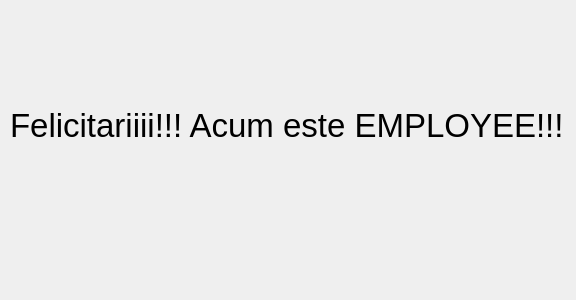
liviupopa16/POO_Project_Manager, file 3_Solution/PM_Application/PM_GUI_/Employee_Window.ui: the form before one commit.
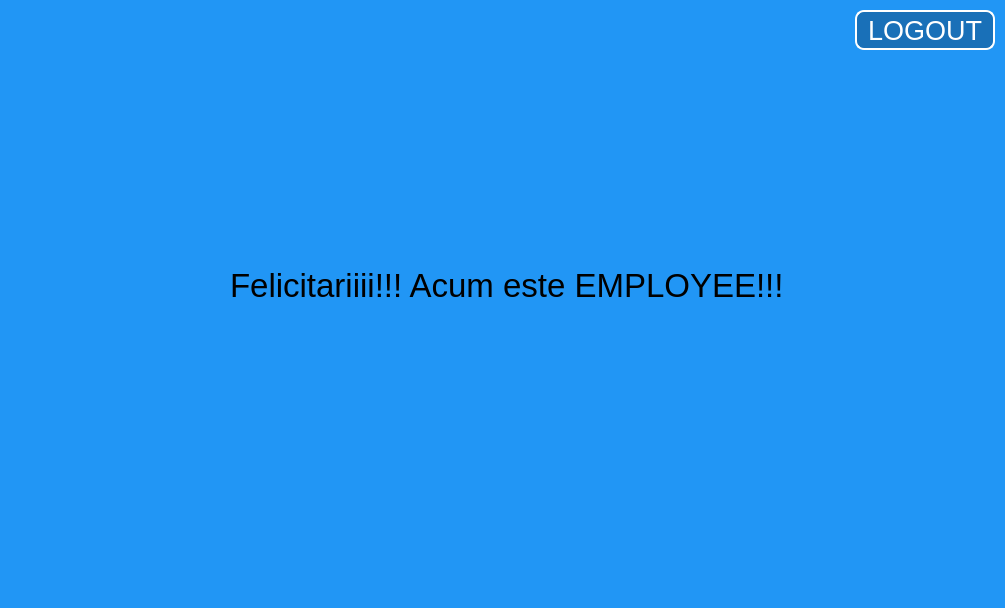
The form after the commit. Icons and pictures are not drawn.

Patch:
```diff
--- a/3_Solution/PM_Application/PM_GUI_/Employee_Window.ui
+++ b/3_Solution/PM_Application/PM_GUI_/Employee_Window.ui
@@ -6,18 +6,37 @@
    <rect>
     <x>0</x>
     <y>0</y>
-    <width>576</width>
-    <height>300</height>
+    <width>1005</width>
+    <height>608</height>
    </rect>
   </property>
+  <property name="minimumSize">
+   <size>
+    <width>1005</width>
+    <height>608</height>
+   </size>
+  </property>
+  <property name="maximumSize">
+   <size>
+    <width>1005</width>
+    <height>608</height>
+   </size>
+  </property>
   <property name="windowTitle">
    <string>Employee_Window</string>
   </property>
+  <property name="windowIcon">
+   <iconset>
+    <normaloff>Resources/icon.png</normaloff>Resources/icon.png</iconset>
+  </property>
+  <property name="styleSheet">
+   <string notr="true">background-color:#2196F5;</string>
+  </property>
   <widget class="QLabel" name="label">
    <property name="geometry">
     <rect>
-     <x>10</x>
-     <y>90</y>
+     <x>230</x>
+     <y>250</y>
      <width>551</width>
      <height>71</height>
     </rect>
@@ -29,6 +48,27 @@
     <string>Felicitariiii!!! Acum este EMPLOYEE!!!</string>
    </property>
   </widget>
+  <widget class="QPushButton" name="Logout_Button">
+   <property name="geometry">
+    <rect>
+     <x>855</x>
+     <y>10</y>
+     <width>140</width>
+     <height>40</height>
+    </rect>
+   </property>
+   <property name="styleSheet">
+    <string notr="true">color:white;
+font-size:20pt;
+border: 2px solid white;
+border-radius: 9px;
+background: grey;
+background-color: rgba(0, 0, 0, 25%);</string>
+   </property>
+   <property name="text">
+    <string>LOGOUT</string>
+   </property>
+  </widget>
  </widget>
  <layoutdefault spacing="6" margin="11"/>
  <resources/>
```
